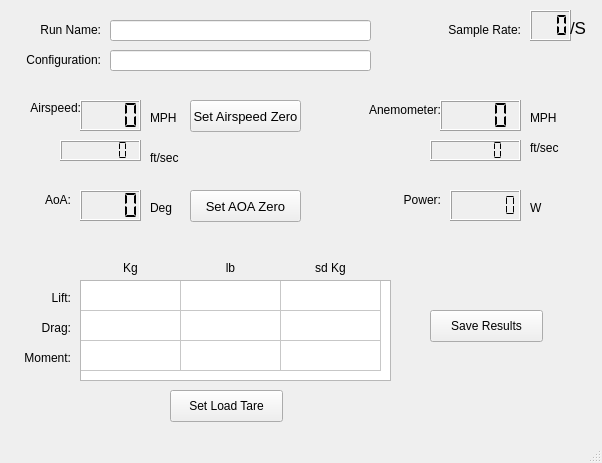
n2ee/Wind-Tunnel-GUI, file Tunnel_Model.ui: the form before one commit.
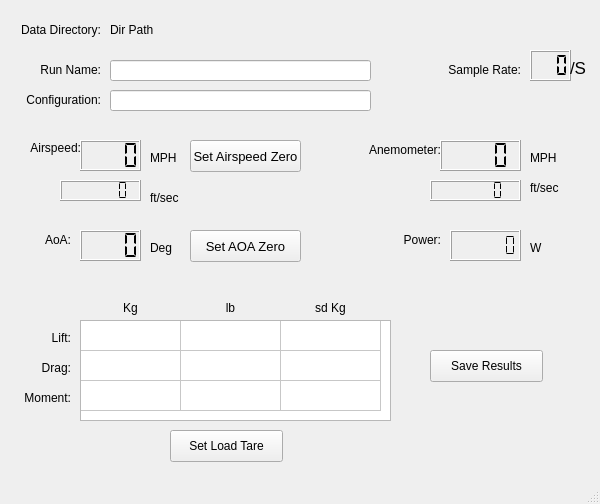
The form after the commit.

Commit message:
Added Directory Path label; append .csv to data file if not specified
Added Directory Path label to reveal the current path to the data file based on what's in the config.ini.

If the configuration name does not end in .csv, append it to the file name so the saved file will open in excel.

```diff
--- a/Tunnel_Model.ui
+++ b/Tunnel_Model.ui
@@ -6,8 +6,8 @@
    <rect>
     <x>0</x>
     <y>0</y>
-    <width>602</width>
-    <height>463</height>
+    <width>600</width>
+    <height>504</height>
    </rect>
   </property>
   <property name="windowTitle">
@@ -18,7 +18,7 @@
     <property name="geometry">
      <rect>
       <x>170</x>
-      <y>390</y>
+      <y>430</y>
       <width>113</width>
       <height>32</height>
      </rect>
@@ -34,7 +34,7 @@
     <property name="geometry">
      <rect>
       <x>110</x>
-      <y>20</y>
+      <y>60</y>
       <width>261</width>
       <height>21</height>
      </rect>
@@ -44,7 +44,7 @@
     <property name="geometry">
      <rect>
       <x>430</x>
-      <y>310</y>
+      <y>350</y>
       <width>113</width>
       <height>32</height>
      </rect>
@@ -57,7 +57,7 @@
     <property name="geometry">
      <rect>
       <x>30</x>
-      <y>20</y>
+      <y>60</y>
       <width>71</width>
       <height>20</height>
      </rect>
@@ -73,7 +73,7 @@
     <property name="geometry">
      <rect>
       <x>10</x>
-      <y>50</y>
+      <y>90</y>
       <width>91</width>
       <height>20</height>
      </rect>
@@ -89,7 +89,7 @@
     <property name="geometry">
      <rect>
       <x>110</x>
-      <y>50</y>
+      <y>90</y>
       <width>261</width>
       <height>21</height>
      </rect>
@@ -99,7 +99,7 @@
     <property name="geometry">
      <rect>
       <x>20</x>
-      <y>100</y>
+      <y>140</y>
       <width>61</width>
       <height>16</height>
      </rect>
@@ -115,7 +115,7 @@
     <property name="geometry">
      <rect>
       <x>150</x>
-      <y>110</y>
+      <y>150</y>
       <width>31</width>
       <height>16</height>
      </rect>
@@ -128,7 +128,7 @@
     <property name="geometry">
      <rect>
       <x>150</x>
-      <y>150</y>
+      <y>190</y>
       <width>41</width>
       <height>16</height>
      </rect>
@@ -141,7 +141,7 @@
     <property name="geometry">
      <rect>
       <x>80</x>
-      <y>100</y>
+      <y>140</y>
       <width>61</width>
       <height>31</height>
      </rect>
@@ -162,7 +162,7 @@
     <property name="geometry">
      <rect>
       <x>40</x>
-      <y>290</y>
+      <y>330</y>
       <width>31</width>
       <height>16</height>
      </rect>
@@ -178,7 +178,7 @@
     <property name="geometry">
      <rect>
       <x>30</x>
-      <y>320</y>
+      <y>360</y>
       <width>41</width>
       <height>16</height>
      </rect>
@@ -194,7 +194,7 @@
     <property name="geometry">
      <rect>
       <x>10</x>
-      <y>350</y>
+      <y>390</y>
       <width>61</width>
       <height>16</height>
      </rect>
@@ -210,7 +210,7 @@
     <property name="geometry">
      <rect>
       <x>80</x>
-      <y>280</y>
+      <y>320</y>
       <width>311</width>
       <height>101</height>
      </rect>
@@ -241,7 +241,7 @@
     <property name="geometry">
      <rect>
       <x>100</x>
-      <y>260</y>
+      <y>300</y>
       <width>61</width>
       <height>16</height>
      </rect>
@@ -257,7 +257,7 @@
     <property name="geometry">
      <rect>
       <x>200</x>
-      <y>260</y>
+      <y>300</y>
       <width>61</width>
       <height>16</height>
      </rect>
@@ -273,7 +273,7 @@
     <property name="geometry">
      <rect>
       <x>300</x>
-      <y>260</y>
+      <y>300</y>
       <width>61</width>
       <height>16</height>
      </rect>
@@ -289,7 +289,7 @@
     <property name="geometry">
      <rect>
       <x>440</x>
-      <y>20</y>
+      <y>60</y>
       <width>81</width>
       <height>20</height>
      </rect>
@@ -305,7 +305,7 @@
     <property name="geometry">
      <rect>
       <x>60</x>
-      <y>140</y>
+      <y>180</y>
       <width>81</width>
       <height>21</height>
      </rect>
@@ -321,7 +321,7 @@
     <property name="geometry">
      <rect>
       <x>530</x>
-      <y>10</y>
+      <y>50</y>
       <width>41</width>
       <height>31</height>
      </rect>
@@ -337,7 +337,7 @@
     <property name="geometry">
      <rect>
       <x>30</x>
-      <y>190</y>
+      <y>230</y>
       <width>41</width>
       <height>20</height>
      </rect>
@@ -353,7 +353,7 @@
     <property name="geometry">
      <rect>
       <x>80</x>
-      <y>190</y>
+      <y>230</y>
       <width>61</width>
       <height>31</height>
      </rect>
@@ -369,7 +369,7 @@
     <property name="geometry">
      <rect>
       <x>150</x>
-      <y>200</y>
+      <y>240</y>
       <width>31</width>
       <height>16</height>
      </rect>
@@ -382,7 +382,7 @@
     <property name="geometry">
      <rect>
       <x>400</x>
-      <y>190</y>
+      <y>230</y>
       <width>41</width>
       <height>20</height>
      </rect>
@@ -398,7 +398,7 @@
     <property name="geometry">
      <rect>
       <x>450</x>
-      <y>190</y>
+      <y>230</y>
       <width>71</width>
       <height>31</height>
      </rect>
@@ -414,7 +414,7 @@
     <property name="geometry">
      <rect>
       <x>530</x>
-      <y>200</y>
+      <y>240</y>
       <width>16</width>
       <height>16</height>
      </rect>
@@ -427,7 +427,7 @@
     <property name="geometry">
      <rect>
       <x>440</x>
-      <y>100</y>
+      <y>140</y>
       <width>81</width>
       <height>31</height>
      </rect>
@@ -443,7 +443,7 @@
     <property name="geometry">
      <rect>
       <x>350</x>
-      <y>100</y>
+      <y>140</y>
       <width>91</width>
       <height>20</height>
      </rect>
@@ -459,7 +459,7 @@
     <property name="geometry">
      <rect>
       <x>530</x>
-      <y>140</y>
+      <y>180</y>
       <width>41</width>
       <height>16</height>
      </rect>
@@ -472,7 +472,7 @@
     <property name="geometry">
      <rect>
       <x>430</x>
-      <y>140</y>
+      <y>180</y>
       <width>91</width>
       <height>21</height>
      </rect>
@@ -488,7 +488,7 @@
     <property name="geometry">
      <rect>
       <x>530</x>
-      <y>110</y>
+      <y>150</y>
       <width>31</width>
       <height>16</height>
      </rect>
@@ -501,7 +501,7 @@
     <property name="geometry">
      <rect>
       <x>190</x>
-      <y>190</y>
+      <y>230</y>
       <width>111</width>
       <height>32</height>
      </rect>
@@ -522,7 +522,7 @@
     <property name="geometry">
      <rect>
       <x>570</x>
-      <y>20</y>
+      <y>60</y>
       <width>16</width>
       <height>16</height>
      </rect>
@@ -541,7 +541,7 @@
     <property name="geometry">
      <rect>
       <x>190</x>
-      <y>100</y>
+      <y>140</y>
       <width>111</width>
       <height>32</height>
      </rect>
@@ -557,6 +557,38 @@
     <property name="text">
      <string>Set Airspeed Zero</string>
     </property>
+    <property name="toolTipDuration" stdset="0">
+     <number>4</number>
+    </property>
+   </widget>
+   <widget class="QLabel" name="lblDataDirectory">
+    <property name="geometry">
+     <rect>
+      <x>10</x>
+      <y>20</y>
+      <width>91</width>
+      <height>20</height>
+     </rect>
+    </property>
+    <property name="text">
+     <string>Data Directory:</string>
+    </property>
+    <property name="alignment">
+     <set>Qt::AlignRight|Qt::AlignTrailing|Qt::AlignVCenter</set>
+    </property>
+   </widget>
+   <widget class="QLabel" name="lblDirPath">
+    <property name="geometry">
+     <rect>
+      <x>110</x>
+      <y>20</y>
+      <width>401</width>
+      <height>20</height>
+     </rect>
+    </property>
+    <property name="text">
+     <string>Dir Path</string>
+    </property>
    </widget>
    <zorder>outAnemometerFps</zorder>
    <zorder>btnLoadTare</zorder>
```
Left out of the diff: 17 changed lines with no effect on the pictures. The commit also changes 2 other files.
